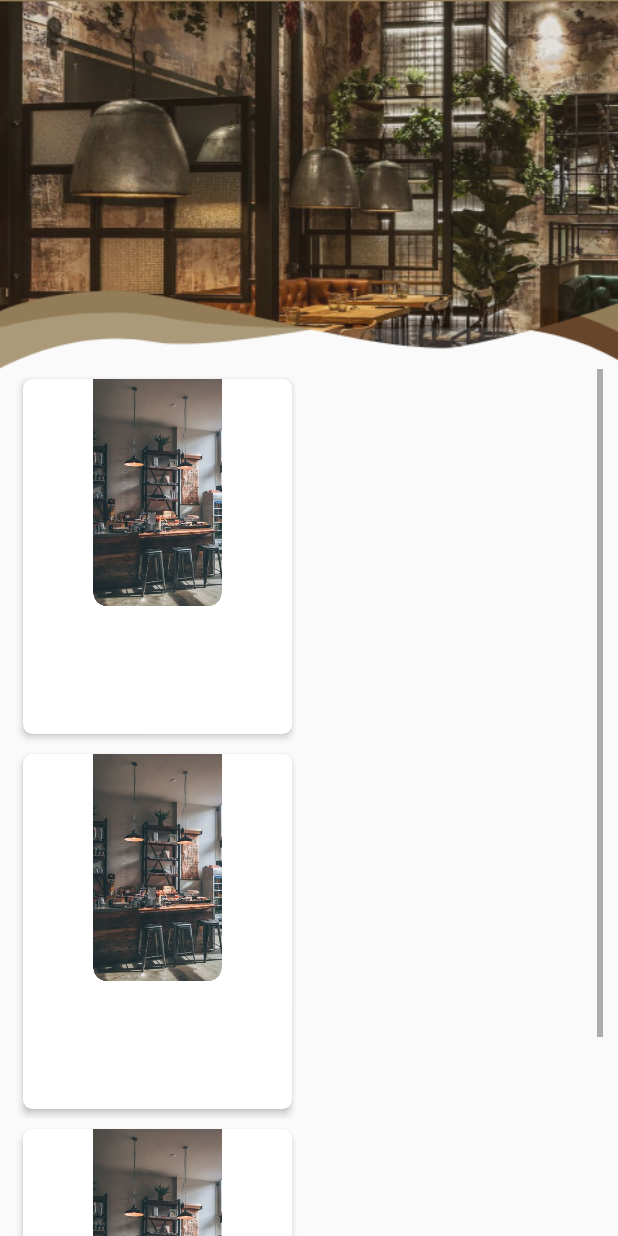
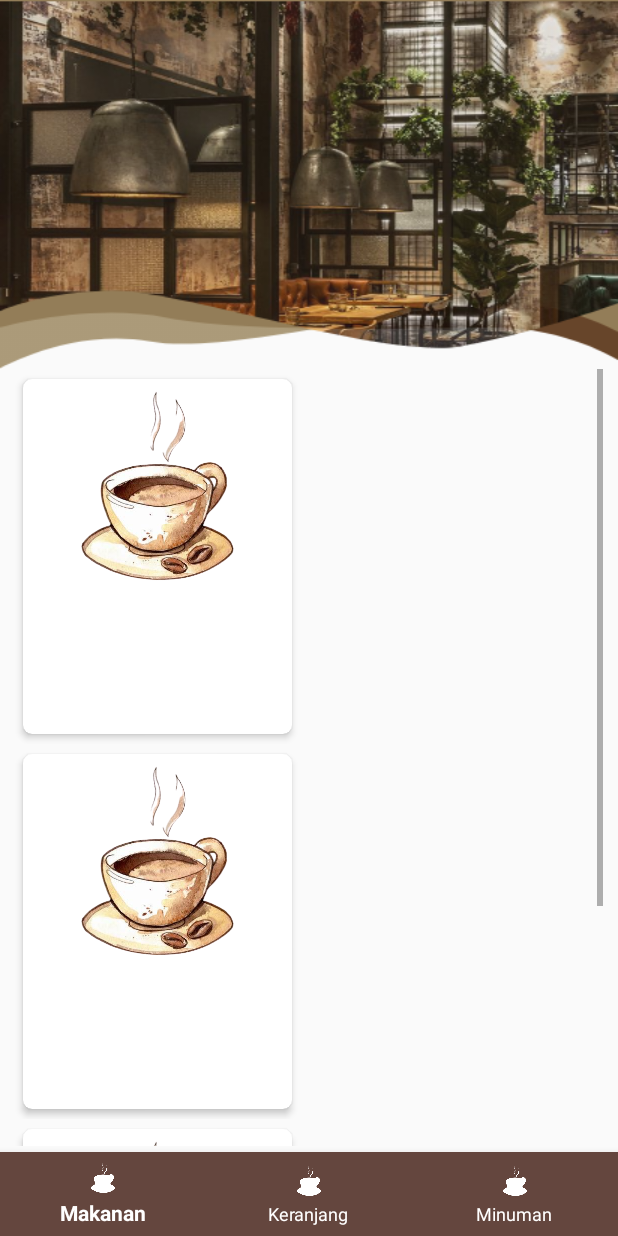
Before and after one commit to DeaAnandita/CafeOrderApps, an Android app: the layout activity_home.xml on its own in the app's theme, with its tools: preview values and no code run, on a phone screen of 412 x 824 dp. Run offline under Robolectric (Android 15) with nearby library versions, the phone set to English and light mode, and no system bars.

Commit message:
bottomnav

```diff
--- a/app/src/main/res/layout/activity_home.xml
+++ b/app/src/main/res/layout/activity_home.xml
@@ -20,8 +20,20 @@
         android:layout_marginHorizontal="10dp"
         android:layout_height="wrap_content"
         android:scrollbars="vertical"
+        android:paddingBottom="60dp"
         tools:listitem="@layout/list_item">
-
     </androidx.recyclerview.widget.RecyclerView>
 
+    <com.google.android.material.bottomnavigation.BottomNavigationView
+        android:id="@+id/navigationView"
+        android:layout_width="match_parent"
+        android:layout_alignParentBottom="true"
+        android:layout_height="wrap_content"
+        android:background="?android:attr/windowBackground"
+        app:itemBackground="@color/colorPrimary"
+        app:itemIconTint="@color/white"
+        app:itemTextColor="@color/white"
+        app:menu="@menu/navigation"
+        />
+
 </RelativeLayout>
--- a/app/src/main/res/layout/activity_main.xml
+++ b/app/src/main/res/layout/activity_main.xml
@@ -58,6 +58,7 @@
     </com.google.android.material.textfield.TextInputLayout>
 
     <Button
+        android:id="@+id/btnLogin"
         android:layout_width="match_parent"
         android:layout_height="wrap_content"
         app:layout_constraintTop_toBottomOf="@+id/password"
--- a/app/src/main/res/layout/list_item.xml
+++ b/app/src/main/res/layout/list_item.xml
@@ -26,7 +26,7 @@
                     android:layout_width="match_parent"
                     android:layout_height="151dp"
                     android:gravity="center"
-                    android:src="@mipmap/cafe_bg" />
+                    android:src="@mipmap/icon" />
 
                 <TextView
                     android:id="@+id/txtemail"
--- /dev/null
+++ b/app/src/main/res/menu/navigation.xml
@@ -0,0 +1,19 @@
+<?xml version="1.0" encoding="utf-8"?>
+<menu xmlns:android="http://schemas.android.com/apk/res/android">
+
+    <item
+        android:id="@+id/navigation_songs"
+        android:icon="@mipmap/icon"
+        android:title="Makanan"/>
+
+    <item
+        android:id="@+id/navigation_albums"
+        android:icon="@mipmap/icon"
+        android:title="Keranjang"/>
+
+    <item
+        android:id="@+id/navigation_artists"
+        android:icon="@mipmap/icon"
+        android:title="Minuman"/>
+
+</menu>
```
Also changed, not shown: app/src/main/AndroidManifest.xml (+5 -4 lines), app/src/main/java/com/example/cafeorderapps/DetailActivity.java (added, +14 -0 lines), app/src/main/java/com/example/cafeorderapps/MainActivity.java (+5 -8 lines), app/src/main/res/layout/activity_detail.xml (added, +69 -0 lines), app/src/main/res/mipmap-hdpi/cafe_bg.png (deleted), app/src/main/res/mipmap-hdpi/coffebean.png (deleted), app/src/main/res/mipmap-hdpi/coffeebean.jpg (deleted), app/src/main/res/mipmap-hdpi/icon.png (added).
